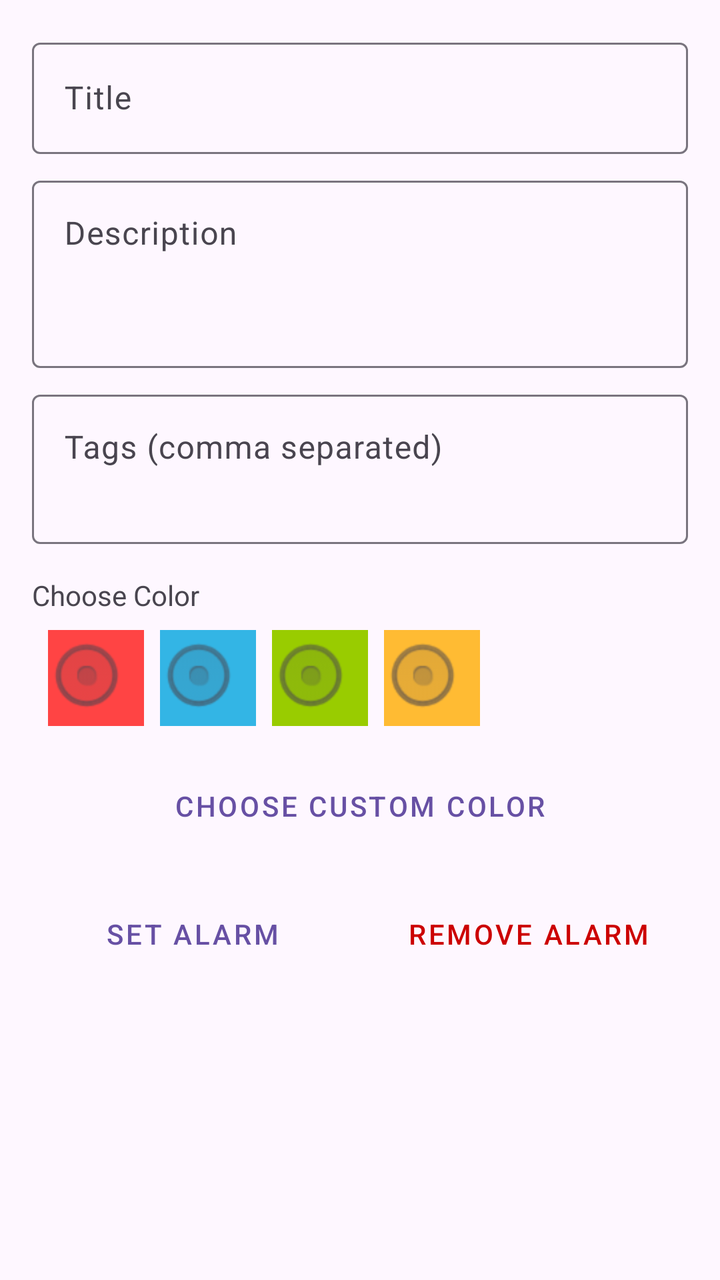
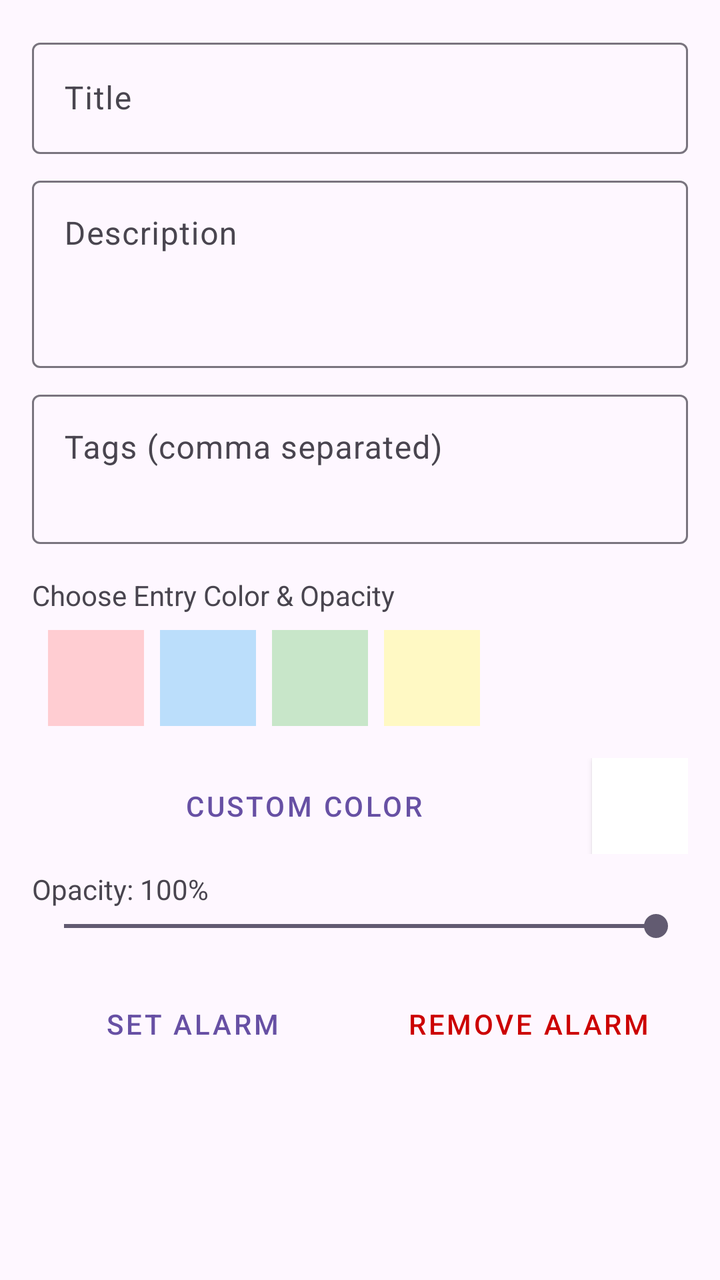

Two renders of the same Android screen: before a commit and after it. Below are the layout's source before the change and the commit's diff.
<!-- AndroidManifest.xml: application theme Theme.TacticalCalendar -->
<!-- res/layout/dialog_add_entry.xml -->
<?xml version="1.0" encoding="utf-8"?>
<ScrollView xmlns:android="http://schemas.android.com/apk/res/android"
    android:layout_width="match_parent"
    android:layout_height="wrap_content"
    android:padding="16dp">

    <LinearLayout
        android:layout_width="match_parent"
        android:layout_height="wrap_content"
        android:orientation="vertical">

        <com.google.android.material.textfield.TextInputLayout
            android:layout_width="match_parent"
            android:layout_height="wrap_content"
            android:hint="Title">
            <com.google.android.material.textfield.TextInputEditText
                android:id="@+id/etTitle"
                android:layout_width="match_parent"
                android:layout_height="wrap_content" />
        </com.google.android.material.textfield.TextInputLayout>

        <com.google.android.material.textfield.TextInputLayout
            android:layout_width="match_parent"
            android:layout_height="wrap_content"
            android:layout_marginTop="8dp"
            android:hint="Description">
            <com.google.android.material.textfield.TextInputEditText
                android:id="@+id/etDescription"
                android:layout_width="match_parent"
                android:layout_height="wrap_content"
                android:minLines="3"
                android:gravity="top"/>
        </com.google.android.material.textfield.TextInputLayout>

        <com.google.android.material.textfield.TextInputLayout
            android:layout_width="match_parent"
            android:layout_height="wrap_content"
            android:layout_marginTop="8dp"
            android:hint="Tags (comma separated)">
            <com.google.android.material.textfield.TextInputEditText
                android:id="@+id/etTags"
                android:layout_width="match_parent"
                android:layout_height="wrap_content"
                android:minLines="2"
                android:gravity="top"/>
        </com.google.android.material.textfield.TextInputLayout>

        <TextView
            android:layout_width="wrap_content"
            android:layout_height="wrap_content"
            android:text="Choose Color"
            android:layout_marginTop="16dp"/>

        <HorizontalScrollView
            android:layout_width="match_parent"
            android:layout_height="wrap_content"
            android:padding="4dp">
            <RadioGroup
                android:id="@+id/rgColors"
                android:layout_width="wrap_content"
                android:layout_height="wrap_content"
                android:orientation="horizontal">
                
                <RadioButton android:id="@+id/rbRed" android:layout_width="48dp" android:layout_height="48dp" android:background="@android:color/holo_red_light" android:button="@android:drawable/btn_radio" android:layout_margin="4dp"/>
                <RadioButton android:id="@+id/rbBlue" android:layout_width="48dp" android:layout_height="48dp" android:background="@android:color/holo_blue_light" android:button="@android:drawable/btn_radio" android:layout_margin="4dp"/>
                <RadioButton android:id="@+id/rbGreen" android:layout_width="48dp" android:layout_height="48dp" android:background="@android:color/holo_green_light" android:button="@android:drawable/btn_radio" android:layout_margin="4dp"/>
                <RadioButton android:id="@+id/rbYellow" android:layout_width="48dp" android:layout_height="48dp" android:background="@android:color/holo_orange_light" android:button="@android:drawable/btn_radio" android:layout_margin="4dp"/>
            </RadioGroup>
        </HorizontalScrollView>

        <Button
            android:id="@+id/btnCustomColor"
            android:layout_width="match_parent"
            android:layout_height="wrap_content"
            android:text="Choose Custom Color"
            android:layout_marginTop="8dp"
            style="@style/Widget.MaterialComponents.Button.TextButton"/>

        <View
            android:id="@+id/viewSelectedColor"
            android:layout_width="match_parent"
            android:layout_height="24dp"
            android:layout_marginTop="4dp"
            android:background="#FFFFFF"
            android:visibility="gone"/>

        <LinearLayout
            android:layout_width="match_parent"
            android:layout_height="wrap_content"
            android:orientation="horizontal"
            android:layout_marginTop="16dp">

            <Button
                android:id="@+id/btnSetAlarm"
                android:layout_width="0dp"
                android:layout_height="wrap_content"
                android:layout_weight="1"
                android:text="Set Alarm"
                style="@style/Widget.MaterialComponents.Button.OutlinedButton"/>

            <Button
                android:id="@+id/btnRemoveAlarm"
                android:layout_width="0dp"
                android:layout_height="wrap_content"
                android:layout_weight="1"
                android:text="Remove Alarm"
                android:layout_marginStart="8dp"
                style="@style/Widget.MaterialComponents.Button.TextButton"
                android:textColor="@android:color/holo_red_dark"/>
        </LinearLayout>

    </LinearLayout>
</ScrollView>
<!-- resources referenced by this layout -->
<resources>
  <style name="Theme.TacticalCalendar" parent="Base.Theme.TacticalCalendar" />
  <style name="Base.Theme.TacticalCalendar" parent="Theme.Material3.DayNight.NoActionBar">
          
          
      </style>
</resources>

<!-- the commit's change to res/layout/dialog_add_entry.xml (unified diff, before → after) -->
@@ -48,7 +48,7 @@
         <TextView
             android:layout_width="wrap_content"
             android:layout_height="wrap_content"
-            android:text="Choose Color"
+            android:text="Choose Entry Color &amp; Opacity"
             android:layout_marginTop="16dp"/>
 
         <HorizontalScrollView
@@ -61,28 +61,50 @@
                 android:layout_height="wrap_content"
                 android:orientation="horizontal">
                 
-                <RadioButton android:id="@+id/rbRed" android:layout_width="48dp" android:layout_height="48dp" android:background="@android:color/holo_red_light" android:button="@android:drawable/btn_radio" android:layout_margin="4dp"/>
-                <RadioButton android:id="@+id/rbBlue" android:layout_width="48dp" android:layout_height="48dp" android:background="@android:color/holo_blue_light" android:button="@android:drawable/btn_radio" android:layout_margin="4dp"/>
-                <RadioButton android:id="@+id/rbGreen" android:layout_width="48dp" android:layout_height="48dp" android:background="@android:color/holo_green_light" android:button="@android:drawable/btn_radio" android:layout_margin="4dp"/>
-                <RadioButton android:id="@+id/rbYellow" android:layout_width="48dp" android:layout_height="48dp" android:background="@android:color/holo_orange_light" android:button="@android:drawable/btn_radio" android:layout_margin="4dp"/>
+                <RadioButton android:id="@+id/rbRed" android:layout_width="48dp" android:layout_height="48dp" android:background="#FFCDD2" android:button="@null" android:layout_margin="4dp"/>
+                <RadioButton android:id="@+id/rbBlue" android:layout_width="48dp" android:layout_height="48dp" android:background="#BBDEFB" android:button="@null" android:layout_margin="4dp"/>
+                <RadioButton android:id="@+id/rbGreen" android:layout_width="48dp" android:layout_height="48dp" android:background="#C8E6C9" android:button="@null" android:layout_margin="4dp"/>
+                <RadioButton android:id="@+id/rbYellow" android:layout_width="48dp" android:layout_height="48dp" android:background="#FFF9C4" android:button="@null" android:layout_margin="4dp"/>
             </RadioGroup>
         </HorizontalScrollView>
 
-        <Button
-            android:id="@+id/btnCustomColor"
+        <LinearLayout
             android:layout_width="match_parent"
             android:layout_height="wrap_content"
-            android:text="Choose Custom Color"
-            android:layout_marginTop="8dp"
-            style="@style/Widget.MaterialComponents.Button.TextButton"/>
+            android:orientation="horizontal"
+            android:gravity="center_vertical"
+            android:layout_marginTop="8dp">
 
-        <View
-            android:id="@+id/viewSelectedColor"
+            <Button
+                android:id="@+id/btnCustomColor"
+                android:layout_width="0dp"
+                android:layout_height="wrap_content"
+                android:layout_weight="1"
+                android:text="Custom Color"
+                style="@style/Widget.MaterialComponents.Button.TextButton"/>
+
+            <View
+                android:id="@+id/viewSelectedColor"
+                android:layout_width="48dp"
+                android:layout_height="48dp"
+                android:layout_marginStart="8dp"
+                android:background="#FFFFFF"
+                android:elevation="2dp"/>
+        </LinearLayout>
+
+        <TextView
+            android:id="@+id/tvOpacityLabel"
+            android:layout_width="wrap_content"
+            android:layout_height="wrap_content"
+            android:text="Opacity: 100%"
+            android:layout_marginTop="8dp"/>
+
+        <SeekBar
+            android:id="@+id/sbOpacity"
             android:layout_width="match_parent"
-            android:layout_height="24dp"
-            android:layout_marginTop="4dp"
-            android:background="#FFFFFF"
-            android:visibility="gone"/>
+            android:layout_height="wrap_content"
+            android:max="255"
+            android:progress="255"/>
 
         <LinearLayout
             android:layout_width="match_parent"
